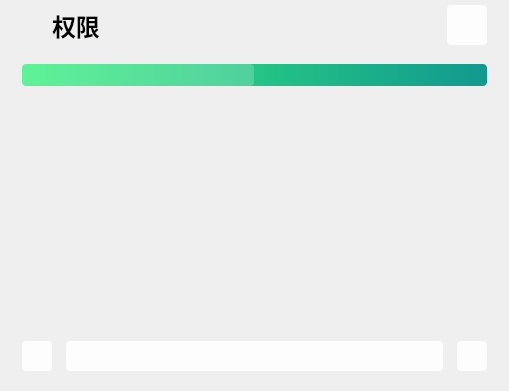
Qt form QtAdb/sonPages/apps/sp_permissions.ui (LapplandSP/QtAdb) before a commit.
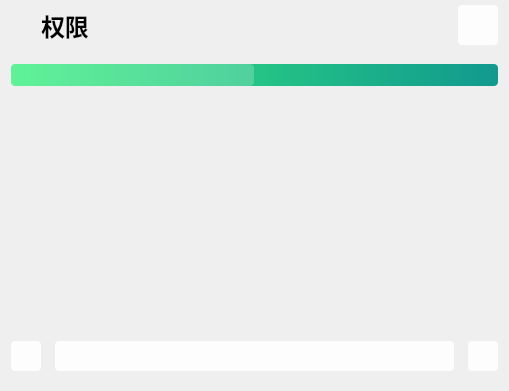
The same form after that commit. Icons and pictures are not drawn.

Patch:
```diff
--- a/QtAdb/sonPages/apps/sp_permissions.ui
+++ b/QtAdb/sonPages/apps/sp_permissions.ui
@@ -14,9 +14,15 @@
    <string>Form</string>
   </property>
   <layout class="QHBoxLayout" name="horizontalLayout_3">
+   <property name="leftMargin">
+    <number>0</number>
+   </property>
    <property name="topMargin">
     <number>0</number>
    </property>
+   <property name="rightMargin">
+    <number>0</number>
+   </property>
    <item>
     <widget class="QWidget" name="widget" native="true">
      <property name="styleSheet">
```
